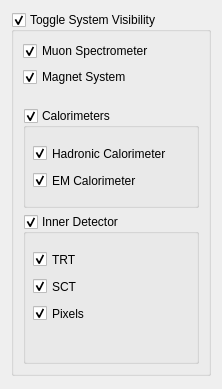
Old version of the form src/ageometry/detectorvisibility.ui in the repository dualword/amelia.
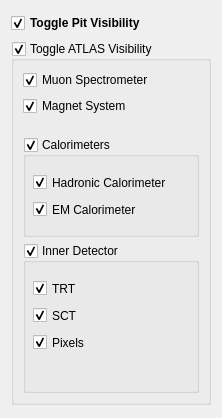
New version of the form.

Commit message: AGeometry - Added a pit visibilty toggle. It is so much faster on my computer with the pit hidden. Like the camera controls are smooth and perfect!

The edit to the form file:
```diff
--- a/src/ageometry/detectorvisibility.ui
+++ b/src/ageometry/detectorvisibility.ui
@@ -7,13 +7,29 @@
     <x>0</x>
     <y>0</y>
     <width>222</width>
-    <height>389</height>
+    <height>418</height>
    </rect>
   </property>
   <property name="windowTitle">
    <string>Form</string>
   </property>
-  <layout class="QHBoxLayout" name="horizontalLayout">
+  <layout class="QVBoxLayout" name="verticalLayout">
+   <item>
+    <widget class="QCheckBox" name="checkBox_Pit">
+     <property name="font">
+      <font>
+       <weight>75</weight>
+       <bold>true</bold>
+      </font>
+     </property>
+     <property name="text">
+      <string>Toggle Pit Visibility</string>
+     </property>
+     <property name="checked">
+      <bool>true</bool>
+     </property>
+    </widget>
+   </item>
    <item>
     <widget class="QGroupBox" name="groupBox_Detector">
      <property name="enabled">
@@ -26,7 +42,7 @@
       </sizepolicy>
      </property>
      <property name="title">
-      <string>Toggle System Visibility</string>
+      <string>Toggle ATLAS Visibility</string>
      </property>
      <property name="checkable">
       <bool>true</bool>
```
The commit also changes 2 other files.
